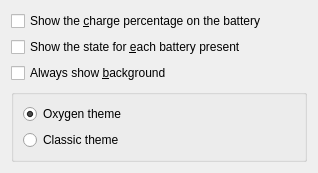
Qt form plasma/applets/battery/batteryConfig.ui (mgottschlag/kwin-tiling) before a commit.
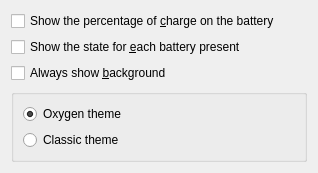
The same form after that commit. Custom widgets are drawn as their Qt base class.

What changed in the file:
```diff
--- a/plasma/applets/battery/batteryConfig.ui
+++ b/plasma/applets/battery/batteryConfig.ui
@@ -22,7 +22,7 @@
       <string/>
      </property>
      <property name="text" >
-      <string>Show the &amp;charge percentage on the battery</string>
+      <string>Show the percentage of &amp;charge on the battery</string>
      </property>
     </widget>
    </item>
```
